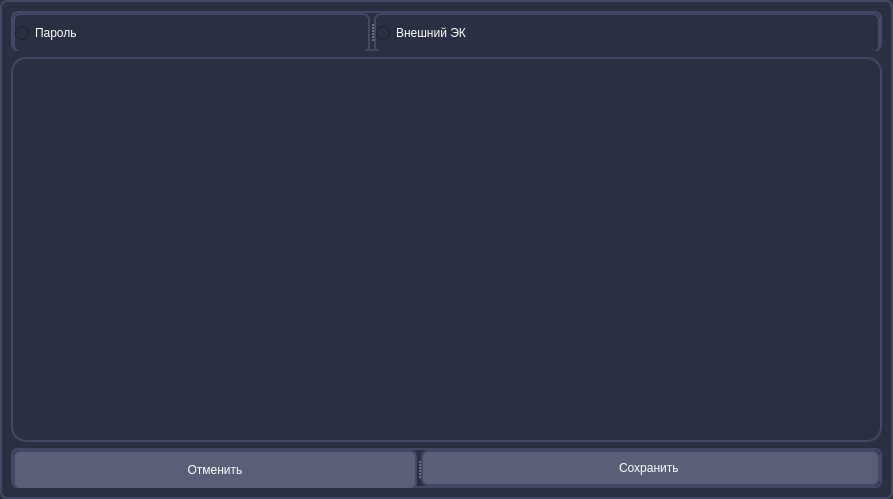
Above: methods/keys.ui from JuneSunAt7/WallMall-cloudy before the change. Below: the same form after it.
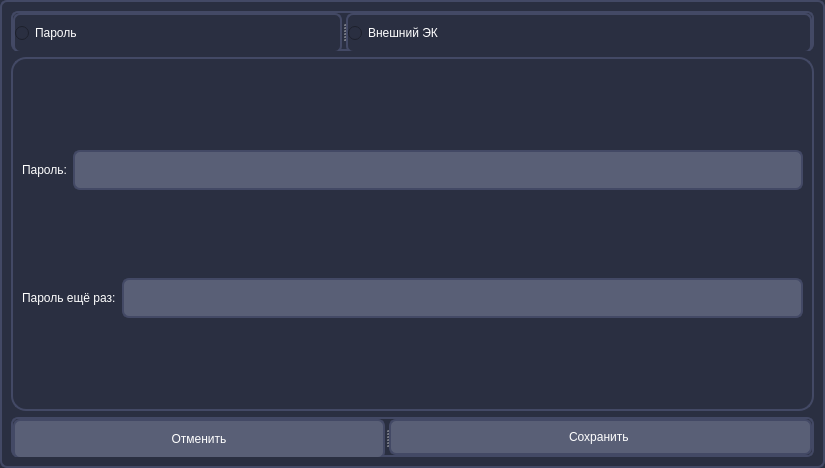
That is the form after the change.

Commit message: create passwd interface and physically user key

```diff
--- a/methods/keys.ui
+++ b/methods/keys.ui
@@ -6,10 +6,28 @@
    <rect>
     <x>0</x>
     <y>0</y>
-    <width>893</width>
-    <height>499</height>
+    <width>825</width>
+    <height>468</height>
    </rect>
   </property>
+  <property name="sizePolicy">
+   <sizepolicy hsizetype="Preferred" vsizetype="Ignored">
+    <horstretch>0</horstretch>
+    <verstretch>0</verstretch>
+   </sizepolicy>
+  </property>
+  <property name="minimumSize">
+   <size>
+    <width>825</width>
+    <height>468</height>
+   </size>
+  </property>
+  <property name="maximumSize">
+   <size>
+    <width>825</width>
+    <height>468</height>
+   </size>
+  </property>
   <property name="windowTitle">
    <string>Ключи</string>
   </property>
@@ -81,6 +99,82 @@
        <property name="frameShadow">
         <enum>QFrame::Raised</enum>
        </property>
+       <layout class="QGridLayout" name="gridLayout_2">
+        <item row="0" column="0">
+         <widget class="QLabel" name="label">
+          <property name="minimumSize">
+           <size>
+            <width>0</width>
+            <height>40</height>
+           </size>
+          </property>
+          <property name="styleSheet">
+           <string notr="true">font: 75 11pt &quot;MS Shell Dlg 2&quot;;
+border: 0px;</string>
+          </property>
+          <property name="text">
+           <string>Пароль:</string>
+          </property>
+         </widget>
+        </item>
+        <item row="0" column="1" colspan="2">
+         <widget class="QLineEdit" name="lineEdit">
+          <property name="minimumSize">
+           <size>
+            <width>0</width>
+            <height>40</height>
+           </size>
+          </property>
+          <property name="styleSheet">
+           <string notr="true">font: 75 11pt &quot;MS Shell Dlg 2&quot;;
+border-radius:7px;
+background-color: #595F76;
+
+color: rgb(255, 255, 255);</string>
+          </property>
+          <property name="echoMode">
+           <enum>QLineEdit::Password</enum>
+          </property>
+         </widget>
+        </item>
+        <item row="1" column="0" colspan="2">
+         <widget class="QLabel" name="label_2">
+          <property name="minimumSize">
+           <size>
+            <width>0</width>
+            <height>40</height>
+           </size>
+          </property>
+          <property name="styleSheet">
+           <string notr="true">font: 75 11pt &quot;MS Shell Dlg 2&quot;;
+border: 0px;</string>
+          </property>
+          <property name="text">
+           <string>Пароль ещё раз:</string>
+          </property>
+         </widget>
+        </item>
+        <item row="1" column="2">
+         <widget class="QLineEdit" name="lineEdit_2">
+          <property name="minimumSize">
+           <size>
+            <width>0</width>
+            <height>40</height>
+           </size>
+          </property>
+          <property name="styleSheet">
+           <string notr="true">font: 75 11pt &quot;MS Shell Dlg 2&quot;;
+border-radius:7px;
+background-color: #595F76;
+
+color: rgb(255, 255, 255);</string>
+          </property>
+          <property name="echoMode">
+           <enum>QLineEdit::Password</enum>
+          </property>
+         </widget>
+        </item>
+       </layout>
       </widget>
      </item>
      <item>
```
Left out of the diff: 8 changed lines with no effect on the pictures. The commit also changes 2 other files.
